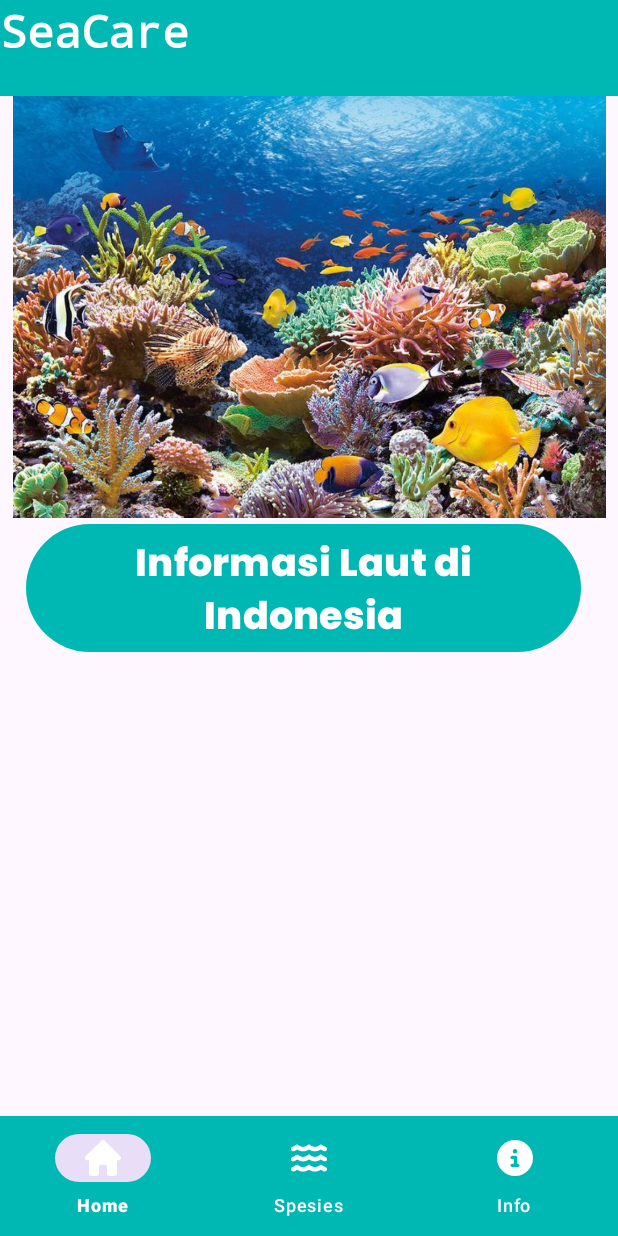
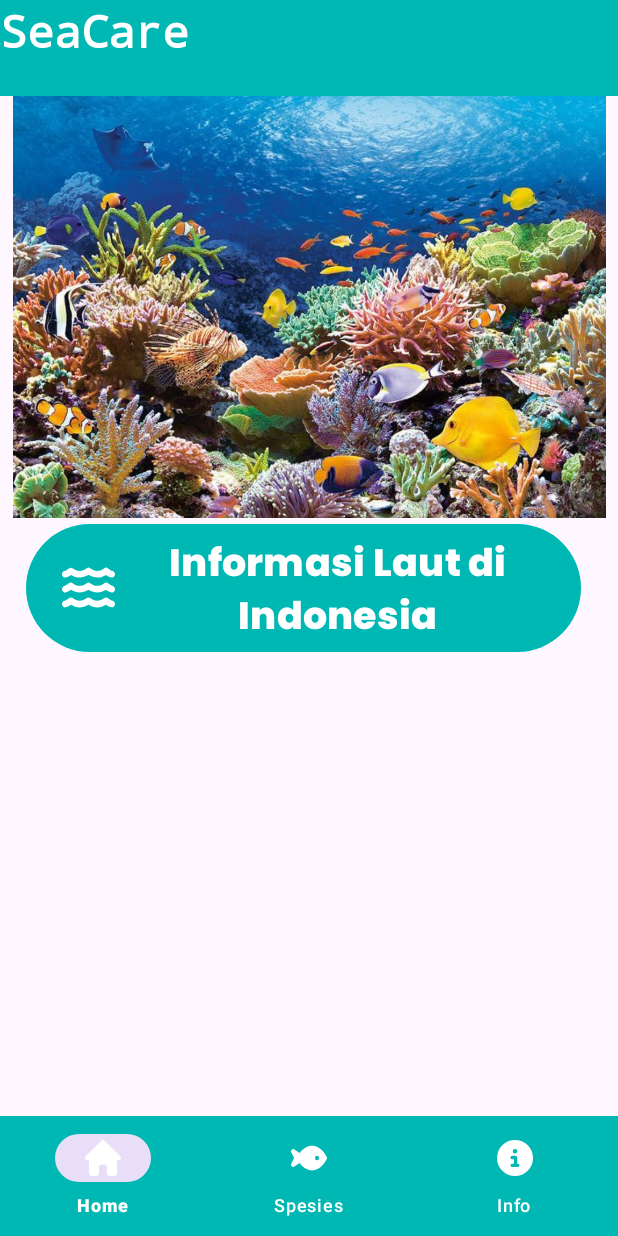
Before and after one commit to RismaOktaviani/TA-PM1-IF22DX-RISFARA, an Android app: the screen it shows after launch (MainActivity), on a phone screen of 412 x 824 dp. Run offline under Robolectric (Android 15) with nearby library versions, the phone set to English and light mode, and no system bars.

Commit message:
clara: Menambahkan ikon di button custom

```diff
--- /dev/null
+++ b/SEACRARE - RISFARA/MyApplication/app/src/main/res/drawable/fish_solid.xml
@@ -0,0 +1,9 @@
+<vector xmlns:android="http://schemas.android.com/apk/res/android"
+    android:width="576dp"
+    android:height="576dp"
+    android:viewportWidth="576"
+    android:viewportHeight="512">
+  <path
+      android:fillColor="#FFFFFF"
+      android:pathData="M180.5,141.5C219.7,108.5 272.6,80 336,80s116.3,28.5 155.5,61.5c39.1,33 66.9,72.4 81,99.8c4.7,9.2 4.7,20.1 0,29.3c-14.1,27.4 -41.9,66.8 -81,99.8C452.3,403.5 399.4,432 336,432s-116.3,-28.5 -155.5,-61.5c-16.2,-13.7 -30.5,-28.5 -42.7,-43.1L48.1,379.6c-12.5,7.3 -28.4,5.3 -38.7,-4.9S-3,348.7 4.2,336.1L50,256 4.2,175.9c-7.2,-12.6 -5,-28.4 5.3,-38.6s26.1,-12.2 38.7,-4.9l89.7,52.3c12.2,-14.6 26.5,-29.4 42.7,-43.1zM448,256a32,32 0,1 0,-64 0,32 32,0 1,0 64,0z"/>
+</vector>
--- a/SEACRARE - RISFARA/MyApplication/app/src/main/res/drawable/water_solid.xml
+++ b/SEACRARE - RISFARA/MyApplication/app/src/main/res/drawable/water_solid.xml
@@ -1,6 +1,6 @@
 <vector xmlns:android="http://schemas.android.com/apk/res/android"
-    android:width="512dp"
-    android:height="512dp"
+    android:width="35dp"
+    android:height="35dp"
     android:viewportWidth="576"
     android:viewportHeight="512">
   <path
--- a/SEACRARE - RISFARA/MyApplication/app/src/main/res/layout/activity_main.xml
+++ b/SEACRARE - RISFARA/MyApplication/app/src/main/res/layout/activity_main.xml
@@ -76,6 +76,7 @@
         android:layout_height="93dp"
         android:fontFamily="@font/poppins_extrabold"
         android:text="Informasi Laut di Indonesia"
+        android:drawableLeft="@drawable/water_solid"
         android:textAlignment="center"
         android:textColor="#FFFFFF"
         android:textSize="25sp"
--- a/SEACRARE - RISFARA/MyApplication/app/src/main/res/menu/button_nav.xml
+++ b/SEACRARE - RISFARA/MyApplication/app/src/main/res/menu/button_nav.xml
@@ -7,7 +7,7 @@
         android:icon="@drawable/home_icon"/>
     <item android:title="Spesies"
         android:id="@+id/water"
-        android:icon="@drawable/water_solid"/>
+        android:icon="@drawable/fish_solid"/>
     <item android:title="Info"
         android:id="@+id/info"
         android:icon="@drawable/circle_info_solid"/>
```
